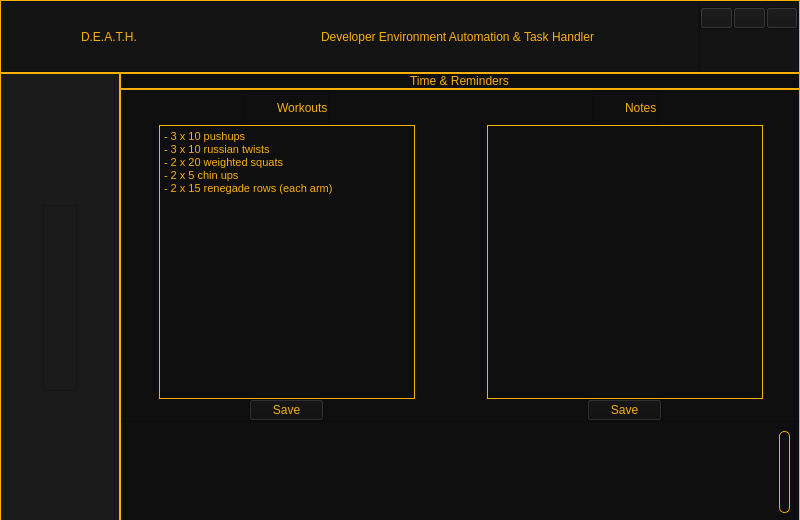
ThatNerd404/D.E.A.T.H, file Gui/Main_Gui.ui: the form before one commit.
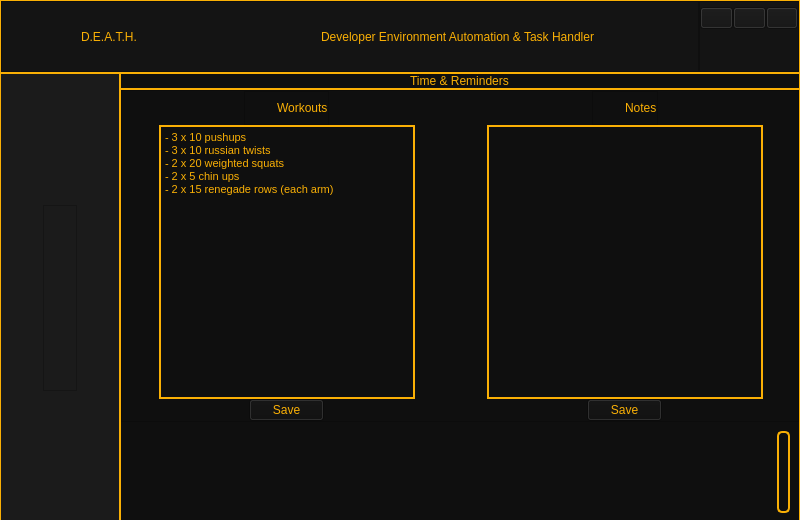
The form after the commit. The open tabs and pages were chosen to show the change. Icons and pictures are not drawn.

Commit message: increasing border width

What changed in the file:
```diff
--- a/Gui/Main_Gui.ui
+++ b/Gui/Main_Gui.ui
@@ -1019,7 +1019,7 @@
                      <widget class="QTextEdit" name="Workouts_text_edit">
                       <property name="styleSheet">
                        <string notr="true">#Workouts_text_edit{border-color:rgb(250,176,5);
-border-width:1px;
+border-width:2px;
 border-style:solid;
 }
 </string>
@@ -1168,7 +1168,7 @@
                       </property>
                       <property name="styleSheet">
                        <string notr="true">#Notes_text_edit{border-color:rgb(250,176,5);
-border-width:1px;
+border-width:2px;
 border-style:solid;}
 </string>
                       </property>
@@ -1234,7 +1234,7 @@
                    <property name="styleSheet">
                     <string notr="true">#DateTimeXmas_Labels
 {border-color:rgb(250,176,5);
-border-width:1px;
+border-width:2px;
 border-style:solid;
 border-radius:5px;
 padding: 1px}</string>
```
Left out of the diff: 4 changed lines with no effect on the pictures. The commit also changes 2 other files.
